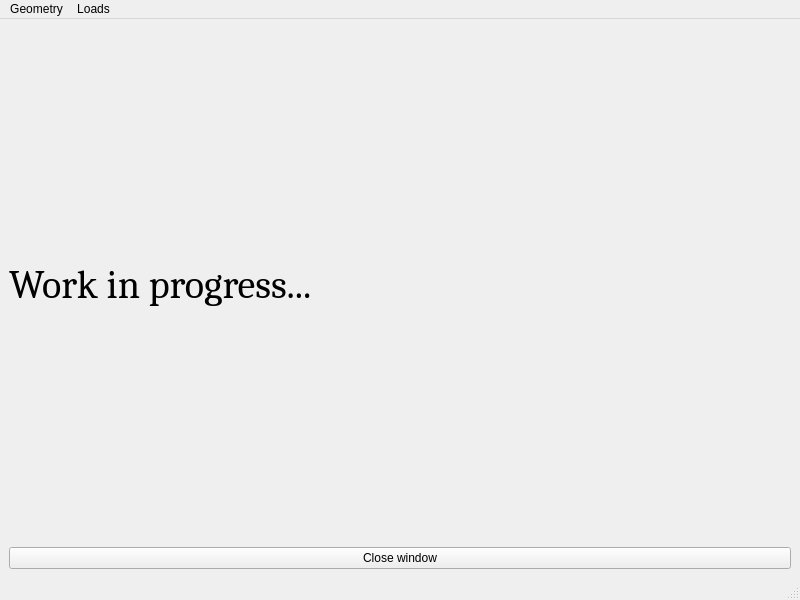
mateuszac/FIDI, file fidi/gui/Ui/plate_window.ui: the form before one commit.
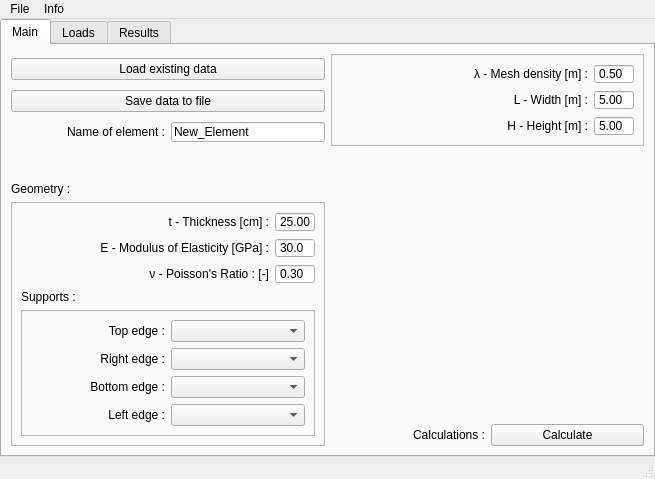
The form after the commit. Icons and pictures are not drawn.

Commit message: GUI Development and calculate function : - added menus for Plates and Shells - added functionality to calculate button - now it checks if data is fine, creates object of class Shield/Plate/Shell and perform compute method

```diff
--- a/fidi/gui/Ui/plate_window.ui
+++ b/fidi/gui/Ui/plate_window.ui
@@ -6,8 +6,8 @@
    <rect>
     <x>0</x>
     <y>0</y>
-    <width>800</width>
-    <height>600</height>
+    <width>655</width>
+    <height>479</height>
    </rect>
   </property>
   <property name="windowTitle">
@@ -15,27 +15,746 @@
   </property>
   <widget class="QWidget" name="PlateWindow">
    <layout class="QGridLayout" name="gridLayout">
+    <property name="leftMargin">
+     <number>0</number>
+    </property>
+    <property name="topMargin">
+     <number>0</number>
+    </property>
+    <property name="rightMargin">
+     <number>0</number>
+    </property>
+    <property name="bottomMargin">
+     <number>0</number>
+    </property>
+    <property name="spacing">
+     <number>0</number>
+    </property>
     <item row="0" column="0">
-     <widget class="QLabel" name="label">
-      <property name="font">
-       <font>
-        <family>Cambria</family>
-        <pointsize>30</pointsize>
-       </font>
+     <widget class="QTabWidget" name="tabWidget">
+      <property name="currentIndex">
+       <number>0</number>
       </property>
-      <property name="text">
-       <string>Work in progress...</string>
-      </property>
-      <property name="textFormat">
-       <enum>Qt::AutoText</enum>
-      </property>
-     </widget>
-    </item>
-    <item row="1" column="0">
-     <widget class="QPushButton" name="pushButton">
-      <property name="text">
-       <string>Close window</string>
-      </property>
+      <widget class="QWidget" name="Main">
+       <attribute name="title">
+        <string>Main</string>
+       </attribute>
+       <layout class="QGridLayout" name="gridLayout_2">
+        <item row="0" column="1">
+         <widget class="QFrame" name="frame">
+          <property name="frameShape">
+           <enum>QFrame::StyledPanel</enum>
+          </property>
+          <property name="frameShadow">
+           <enum>QFrame::Raised</enum>
+          </property>
+          <layout class="QVBoxLayout" name="verticalLayout_2">
+           <item>
+            <layout class="QHBoxLayout" name="horizontalLayout_4">
+             <item>
+              <widget class="QLabel" name="label_3">
+               <property name="text">
+                <string>λ - Mesh density [m] :</string>
+               </property>
+               <property name="alignment">
+                <set>Qt::AlignRight|Qt::AlignTrailing|Qt::AlignVCenter</set>
+               </property>
+              </widget>
+             </item>
+             <item>
+              <widget class="QDoubleSpinBox" name="DensityInput">
+               <property name="sizePolicy">
+                <sizepolicy hsizetype="Fixed" vsizetype="Fixed">
+                 <horstretch>0</horstretch>
+                 <verstretch>0</verstretch>
+                </sizepolicy>
+               </property>
+               <property name="minimumSize">
+                <size>
+                 <width>40</width>
+                 <height>20</height>
+                </size>
+               </property>
+               <property name="maximumSize">
+                <size>
+                 <width>40</width>
+                 <height>20</height>
+                </size>
+               </property>
+               <property name="buttonSymbols">
+                <enum>QAbstractSpinBox::NoButtons</enum>
+               </property>
+               <property name="decimals">
+                <number>2</number>
+               </property>
+               <property name="minimum">
+                <double>0.010000000000000</double>
+               </property>
+               <property name="maximum">
+                <double>5.000000000000000</double>
+               </property>
+               <property name="singleStep">
+                <double>0.010000000000000</double>
+               </property>
+               <property name="value">
+                <double>0.500000000000000</double>
+               </property>
+              </widget>
+             </item>
+            </layout>
+           </item>
+           <item>
+            <layout class="QHBoxLayout" name="horizontalLayout_5">
+             <item>
+              <widget class="QLabel" name="label_4">
+               <property name="text">
+                <string>L - Width [m] :</string>
+               </property>
+               <property name="alignment">
+                <set>Qt::AlignRight|Qt::AlignTrailing|Qt::AlignVCenter</set>
+               </property>
+              </widget>
+             </item>
+             <item>
+              <widget class="QDoubleSpinBox" name="WidthInput">
+               <property name="sizePolicy">
+                <sizepolicy hsizetype="Fixed" vsizetype="Fixed">
+                 <horstretch>0</horstretch>
+                 <verstretch>0</verstretch>
+                </sizepolicy>
+               </property>
+               <property name="minimumSize">
+                <size>
+                 <width>40</width>
+                 <height>20</height>
+                </size>
+               </property>
+               <property name="maximumSize">
+                <size>
+                 <width>40</width>
+                 <height>20</height>
+                </size>
+               </property>
+               <property name="buttonSymbols">
+                <enum>QAbstractSpinBox::NoButtons</enum>
+               </property>
+               <property name="decimals">
+                <number>2</number>
+               </property>
+               <property name="minimum">
+                <double>0.100000000000000</double>
+               </property>
+               <property name="maximum">
+                <double>50.000000000000000</double>
+               </property>
+               <property name="singleStep">
+                <double>0.010000000000000</double>
+               </property>
+               <property name="value">
+                <double>5.000000000000000</double>
+               </property>
+              </widget>
+             </item>
+            </layout>
+           </item>
+           <item>
+            <layout class="QHBoxLayout" name="horizontalLayout_6">
+             <item>
+              <widget class="QLabel" name="label_5">
+               <property name="text">
+                <string>H - Height [m] :</string>
+               </property>
+               <property name="alignment">
+                <set>Qt::AlignRight|Qt::AlignTrailing|Qt::AlignVCenter</set>
+               </property>
+              </widget>
+             </item>
+             <item>
+              <widget class="QDoubleSpinBox" name="HeightInput">
+               <property name="sizePolicy">
+                <sizepolicy hsizetype="Fixed" vsizetype="Fixed">
+                 <horstretch>0</horstretch>
+                 <verstretch>0</verstretch>
+                </sizepolicy>
+               </property>
+               <property name="minimumSize">
+                <size>
+                 <width>40</width>
+                 <height>20</height>
+                </size>
+               </property>
+               <property name="maximumSize">
+                <size>
+                 <width>40</width>
+                 <height>20</height>
+                </size>
+               </property>
+               <property name="buttonSymbols">
+                <enum>QAbstractSpinBox::NoButtons</enum>
+               </property>
+               <property name="decimals">
+                <number>2</number>
+               </property>
+               <property name="minimum">
+                <double>0.100000000000000</double>
+               </property>
+               <property name="maximum">
+                <double>50.000000000000000</double>
+               </property>
+               <property name="singleStep">
+                <double>0.010000000000000</double>
+               </property>
+               <property name="value">
+                <double>5.000000000000000</double>
+               </property>
+              </widget>
+             </item>
+            </layout>
+           </item>
+          </layout>
+         </widget>
+        </item>
+        <item row="0" column="0">
+         <layout class="QVBoxLayout" name="verticalLayout">
+          <item>
+           <widget class="QPushButton" name="LoadButton">
+            <property name="text">
+             <string>Load existing data</string>
+            </property>
+            <property name="checkable">
+             <bool>false</bool>
+            </property>
+            <property name="checked">
+             <bool>false</bool>
+            </property>
+           </widget>
+          </item>
+          <item>
+           <widget class="QPushButton" name="SaveButton">
+            <property name="text">
+             <string>Save data to file</string>
+            </property>
+           </widget>
+          </item>
+          <item>
+           <layout class="QHBoxLayout" name="horizontalLayout_14">
+            <item>
+             <widget class="QLabel" name="label_15">
+              <property name="text">
+               <string>Name of element :</string>
+              </property>
+              <property name="alignment">
+               <set>Qt::AlignRight|Qt::AlignTrailing|Qt::AlignVCenter</set>
+              </property>
+             </widget>
+            </item>
+            <item>
+             <widget class="QLineEdit" name="NameInput">
+              <property name="sizePolicy">
+               <sizepolicy hsizetype="Maximum" vsizetype="Maximum">
+                <horstretch>0</horstretch>
+                <verstretch>0</verstretch>
+               </sizepolicy>
+              </property>
+              <property name="maximumSize">
+               <size>
+                <width>6000</width>
+                <height>20</height>
+               </size>
+              </property>
+              <property name="inputMethodHints">
+               <set>Qt::ImhDialableCharactersOnly</set>
+              </property>
+              <property name="text">
+               <string>New_Element</string>
+              </property>
+             </widget>
+            </item>
+           </layout>
+          </item>
+         </layout>
+        </item>
+        <item row="1" column="1">
+         <layout class="QVBoxLayout" name="verticalLayout_4">
+          <item>
+           <widget class="QLabel" name="label">
+            <property name="text">
+             <string/>
+            </property>
+            <property name="pixmap">
+             <pixmap resource="../Images.qrc">:/menu_pictures/sprites/menu_pictures/picture_of_quantities.png</pixmap>
+            </property>
+            <property name="scaledContents">
+             <bool>false</bool>
+            </property>
+            <property name="alignment">
+             <set>Qt::AlignCenter</set>
+            </property>
+           </widget>
+          </item>
+          <item>
+           <spacer name="verticalSpacer_2">
+            <property name="orientation">
+             <enum>Qt::Vertical</enum>
+            </property>
+            <property name="sizeHint" stdset="0">
+             <size>
+              <width>20</width>
+              <height>40</height>
+             </size>
+            </property>
+           </spacer>
+          </item>
+          <item>
+           <layout class="QHBoxLayout" name="horizontalLayout_2">
+            <item>
+             <widget class="QLabel" name="label_2">
+              <property name="text">
+               <string>Calculations :</string>
+              </property>
+              <property name="alignment">
+               <set>Qt::AlignRight|Qt::AlignTrailing|Qt::AlignVCenter</set>
+              </property>
+             </widget>
+            </item>
+            <item>
+             <widget class="QPushButton" name="CalculateButton">
+              <property name="text">
+               <string>Calculate</string>
+              </property>
+             </widget>
+            </item>
+           </layout>
+          </item>
+         </layout>
+        </item>
+        <item row="1" column="0">
+         <layout class="QVBoxLayout" name="verticalLayout_3">
+          <item>
+           <spacer name="verticalSpacer">
+            <property name="orientation">
+             <enum>Qt::Vertical</enum>
+            </property>
+            <property name="sizeHint" stdset="0">
+             <size>
+              <width>20</width>
+              <height>40</height>
+             </size>
+            </property>
+           </spacer>
+          </item>
+          <item>
+           <widget class="QLabel" name="label_6">
+            <property name="text">
+             <string>Geometry :</string>
+            </property>
+           </widget>
+          </item>
+          <item>
+           <widget class="QFrame" name="frame_2">
+            <property name="frameShape">
+             <enum>QFrame::StyledPanel</enum>
+            </property>
+            <property name="frameShadow">
+             <enum>QFrame::Raised</enum>
+            </property>
+            <layout class="QVBoxLayout" name="verticalLayout_5">
+             <item>
+              <layout class="QHBoxLayout" name="horizontalLayout_8">
+               <item>
+                <widget class="QLabel" name="label_7">
+                 <property name="text">
+                  <string>t - Thickness [cm] :</string>
+                 </property>
+                 <property name="alignment">
+                  <set>Qt::AlignRight|Qt::AlignTrailing|Qt::AlignVCenter</set>
+                 </property>
+                </widget>
+               </item>
+               <item>
+                <widget class="QDoubleSpinBox" name="ThicknessInput">
+                 <property name="sizePolicy">
+                  <sizepolicy hsizetype="Fixed" vsizetype="Fixed">
+                   <horstretch>0</horstretch>
+                   <verstretch>0</verstretch>
+                  </sizepolicy>
+                 </property>
+                 <property name="minimumSize">
+                  <size>
+                   <width>40</width>
+                   <height>20</height>
+                  </size>
+                 </property>
+                 <property name="maximumSize">
+                  <size>
+                   <width>40</width>
+                   <height>20</height>
+                  </size>
+                 </property>
+                 <property name="buttonSymbols">
+                  <enum>QAbstractSpinBox::NoButtons</enum>
+                 </property>
+                 <property name="decimals">
+                  <number>2</number>
+                 </property>
+                 <property name="minimum">
+                  <double>0.010000000000000</double>
+                 </property>
+                 <property name="maximum">
+                  <double>500.000000000000000</double>
+                 </property>
+                 <property name="singleStep">
+                  <double>0.010000000000000</double>
+                 </property>
+                 <property name="value">
+                  <double>25.000000000000000</double>
+                 </property>
+                </widget>
+               </item>
+              </layout>
+             </item>
+             <item>
+              <layout class="QHBoxLayout" name="horizontalLayout_9">
+               <item>
+                <widget class="QLabel" name="label_8">
+                 <property name="text">
+                  <string>E - Modulus of Elasticity [GPa] :</string>
+                 </property>
+                 <property name="alignment">
+                  <set>Qt::AlignRight|Qt::AlignTrailing|Qt::AlignVCenter</set>
+                 </property>
+                </widget>
+               </item>
+               <item>
+                <widget class="QDoubleSpinBox" name="EInput">
+                 <property name="sizePolicy">
+                  <sizepolicy hsizetype="Fixed" vsizetype="Fixed">
+                   <horstretch>0</horstretch>
+                   <verstretch>0</verstretch>
+                  </sizepolicy>
+                 </property>
+                 <property name="minimumSize">
+                  <size>
+                   <width>40</width>
+                   <height>20</height>
+                  </size>
+                 </property>
+                 <property name="maximumSize">
+                  <size>
+                   <width>40</width>
+                   <height>20</height>
+                  </size>
+                 </property>
+                 <property name="buttonSymbols">
+                  <enum>QAbstractSpinBox::NoButtons</enum>
+                 </property>
+                 <property name="decimals">
+                  <number>1</number>
+                 </property>
+                 <property name="minimum">
+                  <double>1.000000000000000</double>
+                 </property>
+                 <property name="maximum">
+                  <double>400.000000000000000</double>
+                 </property>
+                 <property name="singleStep">
+                  <double>0.100000000000000</double>
+                 </property>
+                 <property name="value">
+                  <double>30.000000000000000</double>
+                 </property>
+                </widget>
+               </item>
+              </layout>
+             </item>
+             <item>
+              <layout class="QHBoxLayout" name="horizontalLayout_10">
+               <item>
+                <widget class="QLabel" name="label_9">
+                 <property name="text">
+                  <string>ν - Poisson's Ratio : [-]</string>
+                 </property>
+                 <property name="alignment">
+                  <set>Qt::AlignRight|Qt::AlignTrailing|Qt::AlignVCenter</set>
+                 </property>
+                </widget>
+               </item>
+               <item>
+                <widget class="QDoubleSpinBox" name="vInput">
+                 <property name="sizePolicy">
+                  <sizepolicy hsizetype="Fixed" vsizetype="Fixed">
+                   <horstretch>0</horstretch>
+                   <verstretch>0</verstretch>
+                  </sizepolicy>
+                 </property>
+                 <property name="minimumSize">
+                  <size>
+                   <width>40</width>
+                   <height>20</height>
+                  </size>
+                 </property>
+                 <property name="maximumSize">
+                  <size>
+                   <width>40</width>
+                   <height>20</height>
+                  </size>
+                 </property>
+                 <property name="buttonSymbols">
+                  <enum>QAbstractSpinBox::NoButtons</enum>
+                 </property>
+                 <property name="decimals">
+                  <number>2</number>
+                 </property>
+                 <property name="maximum">
+                  <double>1.000000000000000</double>
+                 </property>
+                 <property name="singleStep">
+                  <double>0.010000000000000</double>
+                 </property>
+                 <property name="value">
+                  <double>0.300000000000000</double>
+                 </property>
+                </widget>
+               </item>
+              </layout>
+             </item>
+             <item>
+              <widget class="QLabel" name="label_10">
+               <property name="text">
+                <string>Supports :</string>
+               </property>
+              </widget>
+             </item>
+             <item>
+              <widget class="QFrame" name="frame_3">
+               <property name="minimumSize">
+                <size>
+                 <width>200</width>
+                 <height>0</height>
+                </size>
+               </property>
+               <property name="frameShape">
+                <enum>QFrame::StyledPanel</enum>
+               </property>
+               <property name="frameShadow">
+                <enum>QFrame::Raised</enum>
+               </property>
+               <layout class="QVBoxLayout" name="verticalLayout_6">
+                <item>
+                 <layout class="QHBoxLayout" name="horizontalLayout_7">
+                  <item>
+                   <widget class="QLabel" name="label_11">
+                    <property name="text">
+                     <string>Top edge :</string>
+                    </property>
+                    <property name="alignment">
+                     <set>Qt::AlignRight|Qt::AlignTrailing|Qt::AlignVCenter</set>
+                    </property>
+                   </widget>
+                  </item>
+                  <item>
+                   <widget class="QComboBox" name="TopSupportInput"/>
+                  </item>
+                 </layout>
+                </item>
+                <item>
+                 <layout class="QHBoxLayout" name="horizontalLayout_11">
+                  <item>
+                   <widget class="QLabel" name="label_12">
+                    <property name="text">
+                     <string>Right edge :</string>
+                    </property>
+                    <property name="alignment">
+                     <set>Qt::AlignRight|Qt::AlignTrailing|Qt::AlignVCenter</set>
+                    </property>
+                   </widget>
+                  </item>
+                  <item>
+                   <widget class="QComboBox" name="RightSupportInput"/>
+                  </item>
+                 </layout>
+                </item>
+                <item>
+                 <layout class="QHBoxLayout" name="horizontalLayout_12">
+                  <item>
+                   <widget class="QLabel" name="label_13">
+                    <property name="text">
+                     <string> Bottom edge :</string>
+                    </property>
+                    <property name="alignment">
+                     <set>Qt::AlignRight|Qt::AlignTrailing|Qt::AlignVCenter</set>
+                    </property>
+                   </widget>
+                  </item>
+                  <item>
+                   <widget class="QComboBox" name="BottomSupportInput"/>
+                  </item>
+                 </layout>
+                </item>
+                <item>
+                 <layout class="QHBoxLayout" name="horizontalLayout_13">
+                  <item>
+                   <widget class="QLabel" name="label_14">
+                    <property name="text">
+                     <string>Left edge :</string>
+                    </property>
+                    <property name="alignment">
+                     <set>Qt::AlignRight|Qt::AlignTrailing|Qt::AlignVCenter</set>
+                    </property>
+                   </widget>
+                  </item>
+                  <item>
+                   <widget class="QComboBox" name="LeftSupportInput"/>
+                  </item>
+                 </layout>
+                </item>
+               </layout>
+              </widget>
+             </item>
+            </layout>
+           </widget>
+          </item>
+         </layout>
+        </item>
+       </layout>
+      </widget>
+      <widget class="QWidget" name="Loads">
+       <attribute name="title">
+        <string>Loads</string>
+       </attribute>
+       <layout class="QGridLayout" name="gridLayout_3">
+        <item row="0" column="2">
+         <widget class="QLabel" name="label_16">
+          <property name="text">
+           <string/>
+          </property>
+          <property name="pixmap">
+           <pixmap resource="../Images.qrc">:/menu_pictures/sprites/menu_pictures/diagram_of_plate_forces.png</pixmap>
+          </property>
+          <property name="alignment">
+           <set>Qt::AlignCenter</set>
+          </property>
+         </widget>
+        </item>
+        <item row="0" column="0">
+         <widget class="QFrame" name="frame_6">
+          <property name="frameShape">
+           <enum>QFrame::StyledPanel</enum>
+          </property>
+          <property name="frameShadow">
+           <enum>QFrame::Raised</enum>
+          </property>
+          <layout class="QVBoxLayout" name="verticalLayout_9"/>
+         </widget>
+        </item>
+        <item row="0" column="3">
+         <layout class="QHBoxLayout" name="horizontalLayout_24">
+          <item>
+           <widget class="QLabel" name="label_26">
+            <property name="text">
+             <string>uniform normal load [kN/m2] : </string>
+            </property>
+            <property name="alignment">
+             <set>Qt::AlignRight|Qt::AlignTrailing|Qt::AlignVCenter</set>
+            </property>
+           </widget>
+          </item>
+          <item>
+           <widget class="QDoubleSpinBox" name="QInput">
+            <property name="sizePolicy">
+             <sizepolicy hsizetype="Fixed" vsizetype="Fixed">
+              <horstretch>0</horstretch>
+              <verstretch>0</verstretch>
+             </sizepolicy>
+            </property>
+            <property name="minimumSize">
+             <size>
+              <width>40</width>
+              <height>20</height>
+             </size>
+            </property>
+            <property name="maximumSize">
+             <size>
+              <width>40</width>
+              <height>20</height>
+             </size>
+            </property>
+            <property name="buttonSymbols">
+             <enum>QAbstractSpinBox::NoButtons</enum>
+            </property>
+            <property name="decimals">
+             <number>2</number>
+            </property>
+            <property name="minimum">
+             <double>-10000.000000000000000</double>
+            </property>
+            <property name="maximum">
+             <double>10000.000000000000000</double>
+            </property>
+            <property name="singleStep">
+             <double>0.010000000000000</double>
+            </property>
+            <property name="value">
+             <double>0.000000000000000</double>
+            </property>
+           </widget>
+          </item>
+         </layout>
+        </item>
+        <item row="0" column="1">
+         <widget class="QLabel" name="label_25">
+          <property name="text">
+           <string/>
+          </property>
+          <property name="pixmap">
+           <pixmap resource="../Images.qrc">:/menu_pictures/sprites/menu_pictures/positive_sign_direction.png</pixmap>
+          </property>
+          <property name="alignment">
+           <set>Qt::AlignCenter</set>
+          </property>
+         </widget>
+        </item>
+       </layout>
+      </widget>
+      <widget class="QWidget" name="Results">
+       <attribute name="title">
+        <string>Results</string>
+       </attribute>
+       <layout class="QGridLayout" name="gridLayout_4">
+        <item row="0" column="0">
+         <widget class="QTabWidget" name="tabWidget_2">
+          <property name="currentIndex">
+           <number>0</number>
+          </property>
+          <widget class="QWidget" name="Displacements">
+           <attribute name="title">
+            <string>Displacements</string>
+           </attribute>
+          </widget>
+          <widget class="QWidget" name="MembraneForces">
+           <attribute name="title">
+            <string>Membrane Forces</string>
+           </attribute>
+          </widget>
+          <widget class="QWidget" name="Stresses">
+           <attribute name="title">
+            <string>Stresses</string>
+           </attribute>
+          </widget>
+          <widget class="QWidget" name="Strains">
+           <attribute name="title">
+            <string>Strains</string>
+           </attribute>
+          </widget>
+          <widget class="QWidget" name="Sections">
+           <attribute name="title">
+            <string>Sections</string>
+           </attribute>
+          </widget>
+         </widget>
+        </item>
+       </layout>
+      </widget>
      </widget>
     </item>
    </layout>
@@ -45,18 +764,18 @@
     <rect>
      <x>0</x>
      <y>0</y>
-     <width>800</width>
-     <height>26</height>
+     <width>655</width>
+     <height>21</height>
     </rect>
    </property>
    <widget class="QMenu" name="menuGeometry">
     <property name="title">
-     <string>Geometry</string>
+     <string>File</string>
     </property>
    </widget>
    <widget class="QMenu" name="menuLoads">
     <property name="title">
-     <string>Loads</string>
+     <string>Info</string>
     </property>
    </widget>
    <addaction name="menuGeometry"/>
```
Left out of the diff: 68 changed lines with no effect on the pictures. The commit also changes 10 other files.
